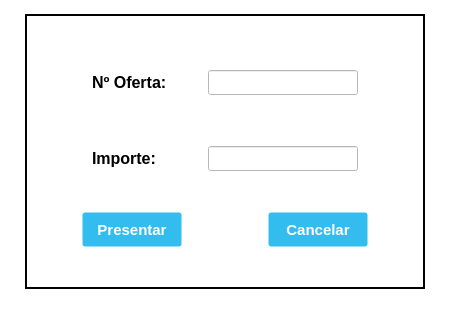
Old version of the form UI_Files/SubmitOffer_Window.ui in the repository e-serrano/ERP_EIPSA.
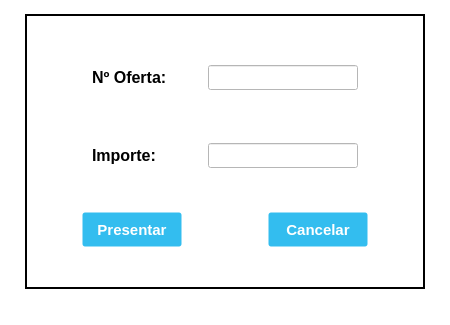
New version of the form. Icons and pictures are not drawn.

```diff
--- a/UI_Files/SubmitOffer_Window.ui
+++ b/UI_Files/SubmitOffer_Window.ui
@@ -183,7 +183,7 @@
          <property name="sizeHint" stdset="0">
           <size>
            <width>20</width>
-           <height>50</height>
+           <height>30</height>
           </size>
          </property>
         </spacer>
```
